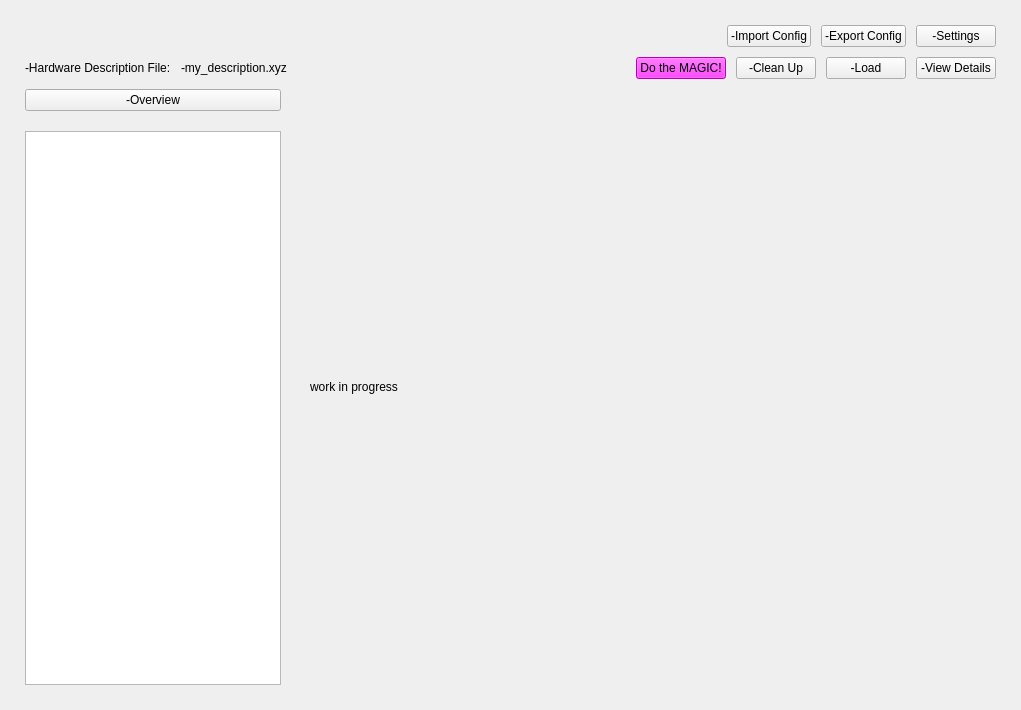
Old version of the form opensyde_tool/src/system_definition/node_edit/halc/C_SdNdeHalcWidget.ui in the repository openSYDE/openSYDE.
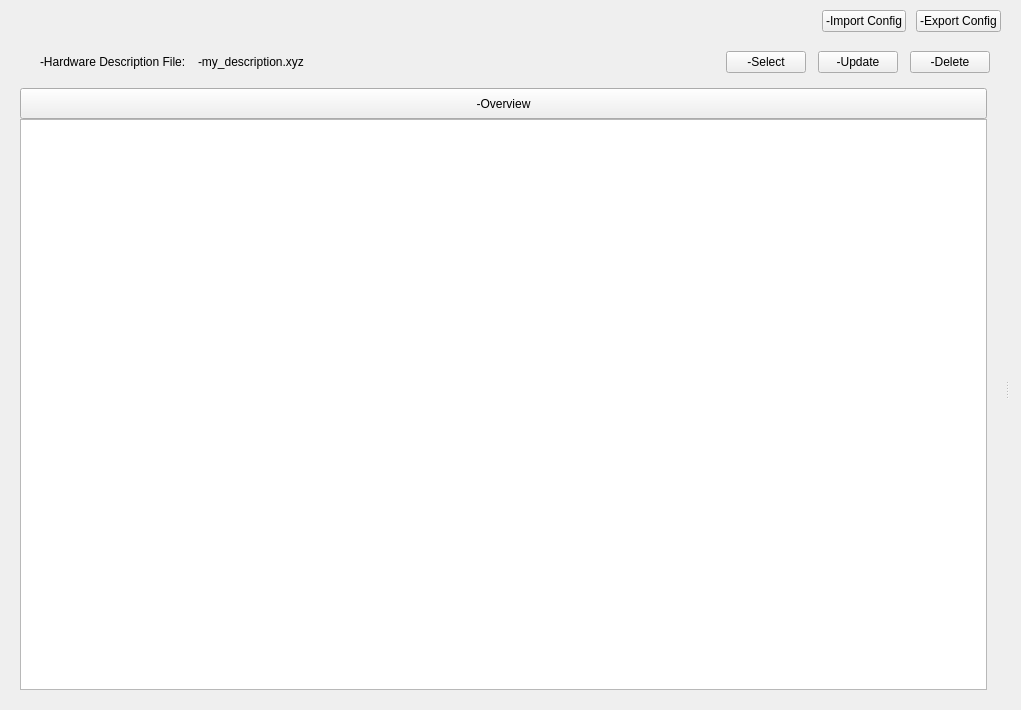
New version of the form. Custom widgets are drawn as their Qt base class.

The edit to the form file:
```diff
--- a/opensyde_tool/src/system_definition/node_edit/halc/C_SdNdeHalcWidget.ui
+++ b/opensyde_tool/src/system_definition/node_edit/halc/C_SdNdeHalcWidget.ui
@@ -14,23 +14,29 @@
    <string>C_SdNdeHalcWidget</string>
   </property>
   <layout class="QVBoxLayout" name="verticalLayout" stretch="0,0,1">
-   <property name="spacing">
-    <number>10</number>
-   </property>
    <property name="leftMargin">
-    <number>25</number>
+    <number>20</number>
    </property>
    <property name="topMargin">
-    <number>25</number>
+    <number>10</number>
    </property>
    <property name="rightMargin">
-    <number>25</number>
+    <number>12</number>
    </property>
    <property name="bottomMargin">
-    <number>25</number>
+    <number>20</number>
    </property>
    <item>
-    <layout class="QHBoxLayout" name="pc_LayoutImportExport">
+    <layout class="QHBoxLayout" name="horizontalLayout">
+     <property name="spacing">
+      <number>10</number>
+     </property>
+     <property name="rightMargin">
+      <number>8</number>
+     </property>
+     <property name="bottomMargin">
+      <number>4</number>
+     </property>
      <item>
       <spacer name="horizontalSpacer">
        <property name="orientation">
@@ -45,42 +51,77 @@
       </spacer>
      </item>
      <item>
-      <widget class="QPushButton" name="pc_PubImportConfig">
+      <widget class="stw_opensyde_gui_elements::C_OgePubUpdate" name="pc_PubImportConfig">
+       <property name="focusPolicy">
+        <enum>Qt::NoFocus</enum>
+       </property>
        <property name="text">
         <string>-Import Config</string>
        </property>
       </widget>
      </item>
      <item>
-      <widget class="QPushButton" name="pc_PubExportConfig">
+      <widget class="stw_opensyde_gui_elements::C_OgePubUpdate" name="pc_PubExportConfig">
+       <property name="focusPolicy">
+        <enum>Qt::NoFocus</enum>
+       </property>
        <property name="text">
         <string>-Export Config</string>
        </property>
       </widget>
      </item>
-     <item>
-      <widget class="QPushButton" name="pc_PubSettings">
-       <property name="text">
-        <string>-Settings</string>
-       </property>
-      </widget>
-     </item>
     </layout>
    </item>
    <item>
+    <layout class="QHBoxLayout" name="horizontalLayout_3">
+     <property name="rightMargin">
+      <number>8</number>
+     </property>
+     <item>
+      <widget class="stw_opensyde_gui_elements::C_OgeWiOnlyBackground" name="pc_WiHalcDefFilePanel" native="true">
+       <property name="minimumSize">
+        <size>
+         <width>0</width>
+         <height>40</height>
+        </size>
+       </property>
+       <property name="maximumSize">
+        <size>
+         <width>16777215</width>
+         <height>40</height>
+        </size>
+       </property>
     <layout class="QHBoxLayout" name="pc_LayoutActions">
+        <property name="spacing">
+         <number>12</number>
+        </property>
+        <property name="leftMargin">
+         <number>20</number>
+        </property>
+        <property name="topMargin">
+         <number>0</number>
+        </property>
+        <property name="rightMargin">
+         <number>11</number>
+        </property>
+        <property name="bottomMargin">
+         <number>0</number>
+        </property>
      <item>
-      <widget class="stw_opensyde_gui_elements::C_OgeLabGroupItem" name="pc_LabFileTitle">
+         <widget class="stw_opensyde_gui_elements::C_OgeLabGenericNoPaddingNoMargins" name="pc_LabFileTitle">
        <property name="text">
         <string>-Hardware Description File:</string>
        </property>
       </widget>
      </item>
      <item>
-      <widget class="stw_opensyde_gui_elements::C_OgeLabGroupItemValue" name="pc_LabFileCurrent">
+         <widget class="stw_opensyde_gui_elements::C_OgeLabGenericNoPaddingNoMargins" name="pc_LabFileCurrent">
        <property name="text">
         <string>-my_description.xyz</string>
        </property>
+          <property name="textInteractionFlags">
+           <set>Qt::LinksAccessibleByMouse|Qt::TextSelectableByMouse</set>
+          </property>
       </widget>
      </item>
      <item>
@@ -97,47 +138,79 @@
       </spacer>
      </item>
      <item>
-      <widget class="QPushButton" name="pc_PubMagic">
-       <property name="styleSheet">
-        <string notr="true">background-color: rgb(255, 0, 255);</string>
+         <widget class="stw_opensyde_gui_elements::C_OgePubHalcPanel" name="pc_PubSelect">
+          <property name="focusPolicy">
+           <enum>Qt::NoFocus</enum>
        </property>
        <property name="text">
-        <string>Do the MAGIC!</string>
+           <string>-Select</string>
        </property>
       </widget>
      </item>
      <item>
-      <widget class="QPushButton" name="pc_PubCleanUp">
+         <widget class="stw_opensyde_gui_elements::C_OgePubHalcPanel" name="pc_PubUpdate">
+          <property name="focusPolicy">
+           <enum>Qt::NoFocus</enum>
+          </property>
        <property name="text">
-        <string>-Clean Up</string>
+           <string>-Update</string>
        </property>
       </widget>
      </item>
      <item>
-      <widget class="QPushButton" name="pc_PubLoad">
+         <widget class="stw_opensyde_gui_elements::C_OgePubHalcPanel" name="pc_PubCleanUp">
+          <property name="focusPolicy">
+           <enum>Qt::NoFocus</enum>
+          </property>
        <property name="text">
-        <string>-Load</string>
+           <string>-Delete</string>
        </property>
       </widget>
      </item>
-     <item>
-      <widget class="QPushButton" name="pc_PubViewDetails">
-       <property name="text">
-        <string>-View Details</string>
-       </property>
+       </layout>
       </widget>
      </item>
     </layout>
    </item>
    <item>
-    <layout class="QHBoxLayout" name="pc_LayoutContent" stretch="0,1,1">
+    <widget class="stw_opensyde_gui_elements::C_OgeSpiStandard" name="pc_Splitter">
+     <property name="orientation">
+      <enum>Qt::Horizontal</enum>
+     </property>
+     <property name="childrenCollapsible">
+      <bool>false</bool>
+     </property>
+     <widget class="QWidget" name="pc_WiChannelTree" native="true">
+      <layout class="QVBoxLayout" name="verticalLayout_2">
      <property name="spacing">
-      <number>20</number>
-     </property>
+        <number>0</number>
+       </property>
+       <property name="leftMargin">
+        <number>0</number>
+       </property>
+       <property name="topMargin">
+        <number>0</number>
+       </property>
+       <property name="rightMargin">
+        <number>18</number>
+       </property>
+       <property name="bottomMargin">
+        <number>0</number>
+       </property>
      <item>
-      <layout class="QVBoxLayout" name="pc_LayoutOverview">
-       <item>
-        <widget class="QPushButton" name="pc_PubOverview">
+        <widget class="stw_opensyde_gui_elements::C_OgePubHalcOverview" name="pc_PubOverview">
+         <property name="minimumSize">
+          <size>
+           <width>300</width>
+           <height>31</height>
+          </size>
+         </property>
+         <property name="maximumSize">
+          <size>
+           <width>16777215</width>
+           <height>31</height>
+          </size>
+         </property>
          <property name="text">
           <string>-Overview</string>
          </property>
@@ -147,37 +220,50 @@
         <widget class="stw_opensyde_gui::C_SdNdeHalcChannelTreeView" name="pc_TreeChannels"/>
        </item>
       </layout>
-     </item>
-     <item>
-      <widget class="QWidget" name="pc_WiOverviewTable" native="true">
-       <layout class="QVBoxLayout" name="verticalLayout_7">
-        <item>
-         <widget class="QLabel" name="label">
-          <property name="text">
-           <string>work in progress</string>
-          </property>
-         </widget>
-        </item>
-       </layout>
-      </widget>
+     </widget>
+     <widget class="QWidget" name="pc_WiContent" native="true">
+      <layout class="QHBoxLayout" name="horizontalLayout_2" stretch="1,1">
+       <property name="spacing">
+        <number>0</number>
+       </property>
+       <property name="topMargin">
+        <number>0</number>
+       </property>
+       <property name="rightMargin">
+        <number>0</number>
+       </property>
+       <property name="bottomMargin">
+        <number>0</number>
+       </property>
+       <item>
+        <widget class="stw_opensyde_gui::C_SdNdeHalcOvWidget" name="pc_WiOverviewTable" native="true"/>
      </item>
      <item>
       <widget class="stw_opensyde_gui::C_SdNdeHalcChannelWidget" name="pc_WiChannelEdit" native="true"/>
      </item>
     </layout>
+     </widget>
+    </widget>
    </item>
   </layout>
  </widget>
  <customwidgets>
   <customwidget>
-   <class>stw_opensyde_gui_elements::C_OgeLabGroupItem</class>
-   <extends>QLabel</extends>
-   <header>C_OgeLabGroupItem.h</header>
+   <class>stw_opensyde_gui_elements::C_OgeSpiStandard</class>
+   <extends>QSplitter</extends>
+   <header>C_OgeSpiStandard.h</header>
+   <container>1</container>
   </customwidget>
   <customwidget>
-   <class>stw_opensyde_gui_elements::C_OgeLabGroupItemValue</class>
+   <class>stw_opensyde_gui_elements::C_OgeLabGenericNoPaddingNoMargins</class>
    <extends>QLabel</extends>
-   <header>C_OgeLabGroupItemValue.h</header>
+   <header>C_OgeLabGenericNoPaddingNoMargins.h</header>
+  </customwidget>
+  <customwidget>
+   <class>stw_opensyde_gui_elements::C_OgeWiOnlyBackground</class>
+   <extends>QWidget</extends>
+   <header>C_OgeWiOnlyBackground.h</header>
+   <container>1</container>
   </customwidget>
   <customwidget>
    <class>stw_opensyde_gui::C_SdNdeHalcChannelTreeView</class>
@@ -190,6 +276,27 @@
    <header>C_SdNdeHalcChannelWidget.h</header>
    <container>1</container>
   </customwidget>
+  <customwidget>
+   <class>stw_opensyde_gui_elements::C_OgePubHalcPanel</class>
+   <extends>QPushButton</extends>
+   <header>C_OgePubHalcPanel.h</header>
+  </customwidget>
+  <customwidget>
+   <class>stw_opensyde_gui::C_SdNdeHalcOvWidget</class>
+   <extends>QWidget</extends>
+   <header>C_SdNdeHalcOvWidget.h</header>
+   <container>1</container>
+  </customwidget>
+  <customwidget>
+   <class>stw_opensyde_gui_elements::C_OgePubHalcOverview</class>
+   <extends>QPushButton</extends>
+   <header>C_OgePubHalcOverview.h</header>
+  </customwidget>
+  <customwidget>
+   <class>stw_opensyde_gui_elements::C_OgePubUpdate</class>
+   <extends>QPushButton</extends>
+   <header>C_OgePubUpdate.h</header>
+  </customwidget>
  </customwidgets>
  <resources/>
  <connections/>
```
Lines whose indentation alone changed are shown as unchanged.
